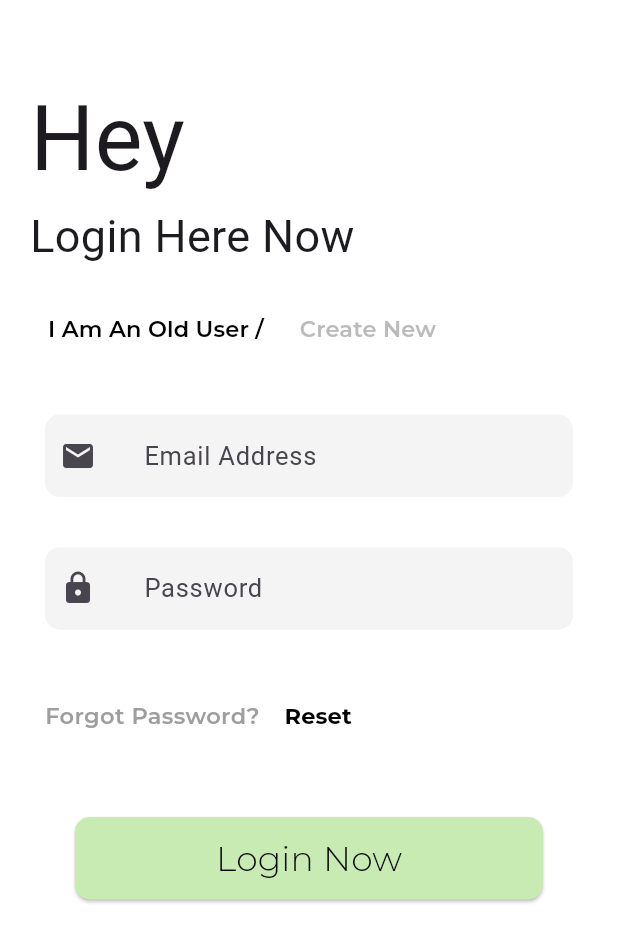
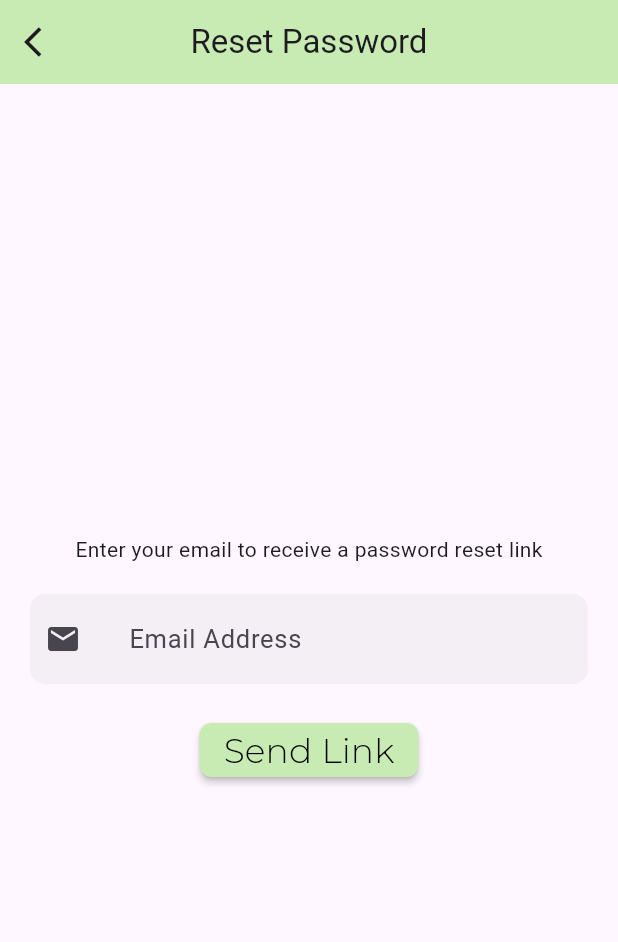
Before and after one commit to ianshaloom/firebase-auth-services-app, a Flutter app: the screen it shows after launch, after a tap on "Reset", on a phone screen of 412 x 824 dp. Shown: the top 942 px of the screen. Run offline on Flutter 3.47's test engine with Material 2 defaults, Android fonts, the phone set to English and light mode, and no system bars; our stand-ins replace firebase_auth, firebase_core, google_fonts; accounts and stored records are empty; Roboto replaces fonts that are missing (Marcellus).

Commit message:
Password reset page and additional theming

```diff
--- a/lib/main.dart
+++ b/lib/main.dart
@@ -1,9 +1,9 @@
-import 'package:authapp/pages/homepage/widgets/homepage.dart';
 import 'package:firebase_auth/firebase_auth.dart';
 import 'package:firebase_core/firebase_core.dart';
 import 'package:flutter/material.dart';
 
 import 'model/routes.dart';
+import 'pages/homepage/widgets/homepage.dart';
 import 'pages/mainpage/main_page.dart';
 
 void main() async {
@@ -20,6 +20,10 @@ void main() async {
       theme: ThemeData(
         colorScheme: ColorScheme.fromSeed(seedColor: Colors.deepPurple),
         useMaterial3: true,
+        appBarTheme: const AppBarTheme(
+          backgroundColor: Color.fromARGB(255, 199, 235, 179),
+          centerTitle: true
+        ),
       ),
       home: StreamBuilder<User?>(
           stream: FirebaseAuth.instance.authStateChanges(),
--- a/lib/model/routes.dart
+++ b/lib/model/routes.dart
@@ -2,11 +2,12 @@ import 'package:flutter/widgets.dart';
 
 import '../pages/homepage/widgets/homepage.dart';
 import '../pages/mainpage/main_page.dart';
+import '../pages/reset_password_page/reset_password_page.dart';
 import '../pages/verify_email_page/verify_email_page.dart';
 
 Map<String, Widget Function(BuildContext)> routess = <String, WidgetBuilder>{
   '/home_page/': (context) => const HomePage(),
   '/main_page/': (context) => const MainPage(),
-  //'/reset_password_page/': (context) => const ProfilePage(),
+  '/reset_password_page/': (context) => const PasswordResetPage(),
   '/verify_email_page/': (context) => const VerifiedPage(),
 };
--- a/lib/pages/homepage/widgets/homepage.dart
+++ b/lib/pages/homepage/widgets/homepage.dart
@@ -3,7 +3,6 @@ import 'package:flutter/material.dart';
 import 'package:google_fonts/google_fonts.dart';
 
 import '../../../components/utils.dart';
-import '../../mainpage/main_page.dart';
 
 class HomePage extends StatefulWidget {
   const HomePage({
@@ -72,7 +71,7 @@ class _HomePageState extends State<HomePage> {
                 'sign out',
                 style: GoogleFonts.poppins(
                   fontSize: 15,
-                  fontWeight: FontWeight.w300,
+                  fontWeight: FontWeight.w400,
                 ),
               ),
             ),
--- a/lib/pages/mainpage/main_page.dart
+++ b/lib/pages/mainpage/main_page.dart
@@ -1,12 +1,10 @@
 import 'package:authapp/model/validate_password.dart';
 import 'package:firebase_auth/firebase_auth.dart';
-import 'package:flutter/cupertino.dart';
 import 'package:flutter/material.dart';
 import 'package:google_fonts/google_fonts.dart';
 
 import '../../components/utils.dart';
 import '../../model/validate_email.dart';
-import '../homepage/widgets/homepage.dart';
 import 'widgets/login_widget.dart';
 import 'widgets/signup_widget.dart';
 
@@ -106,7 +104,7 @@ class _MainPageState extends State<MainPage> {
                         setSignupPage();
                       },
                       child: Text(
-                        'Create New',
+                        "I'm New Here",
                         style: GoogleFonts.montserrat(
                           color: _pageIndex == 1
                               ? Colors.black
@@ -128,6 +126,7 @@ class _MainPageState extends State<MainPage> {
                   children: [
                     LoginWidget(
                       onPressed: signIn,
+                      passwordReset: navigateToPasswordReset,
                     ),
                     SignupWidget(
                       onPressed: createNewUser,
@@ -349,11 +348,18 @@ class _MainPageState extends State<MainPage> {
   // Navigations
   void navigateToHomePage() {
     Navigator.of(context).pop();
-    Navigator.of(context).pushReplacementNamed('/home_page/');
+    Navigator.of(context).pushNamedAndRemoveUntil(
+      '/home_page/',
+      (route) => false,
+    );
   }
 
   void navigateToEmailVerification() {
     Navigator.of(context).pop();
-    Navigator.of(context).pushReplacementNamed('/verify_email_page/');
+    Navigator.of(context).pushNamed('/verify_email_page/');
+  }
+
+  void navigateToPasswordReset() {
+    Navigator.of(context).pushNamed('/reset_password_page/');
   }
 }
--- a/lib/pages/mainpage/widgets/login_widget.dart
+++ b/lib/pages/mainpage/widgets/login_widget.dart
@@ -5,11 +5,13 @@ class LoginWidget extends StatelessWidget {
   LoginWidget({
     super.key,
     required this.onPressed,
+    required this.passwordReset,
   });
 
   final emailControlller = TextEditingController();
   final passwordController = TextEditingController();
   final Function onPressed;
+  final Function passwordReset;
 
   void signInUser() {
     final email = emailControlller.text.trim();
@@ -115,7 +117,7 @@ class LoginWidget extends StatelessWidget {
                     ),
                   ),
                   TextButton(
-                    onPressed: () {},
+                    onPressed: () => passwordReset(),
                     child: Text(
                       'Reset',
                       style: GoogleFonts.montserrat(
--- a/lib/pages/reset_password_page/reset_password_page.dart
+++ b/lib/pages/reset_password_page/reset_password_page.dart
@@ -0,0 +1,122 @@
+import 'package:firebase_auth/firebase_auth.dart';
+import 'package:flutter/material.dart';
+import 'package:google_fonts/google_fonts.dart';
+
+import '../../components/utils.dart';
+
+class PasswordResetPage extends StatefulWidget {
+  const PasswordResetPage({super.key});
+
+  @override
+  State<PasswordResetPage> createState() => _PasswordResetPageState();
+}
+
+class _PasswordResetPageState extends State<PasswordResetPage> {
+  final _emailControlller = TextEditingController();
+
+  Future resetPassword() async {
+    showDialog(
+      context: context,
+      barrierDismissible: false,
+      builder: (context) => WillPopScope(
+        onWillPop: () async => false,
+        child: Dialog(
+          child: Container(
+            padding: const EdgeInsets.all(16.0),
+            child: const Row(
+              children: [
+                CircularProgressIndicator(),
+                SizedBox(width: 16.0),
+                Text('Sending password reset link...'),
+              ],
+            ),
+          ),
+        ),
+      ),
+    );
+
+    try {
+      await FirebaseAuth.instance
+          .sendPasswordResetEmail(email: _emailControlller.text.trim());
+      navigateToMainPage();
+    } on FirebaseAuthException catch (e) {
+      Navigator.of(context).pop(); // Close the dialog
+      Utils.showSnackBar(context, e.code.toString());
+      return;
+    }
+  }
+
+  void navigateToMainPage() {
+    Navigator.of(context).popUntil((route) => route.isFirst);
+  }
+
+  @override
+  void dispose() {
+    _emailControlller.dispose();
+    super.dispose();
+  }
+
+  @override
+  Widget build(BuildContext context) {
+    return Scaffold(
+      appBar: AppBar(
+        title: const Text('Reset Password'),
+        leading: IconButton(
+          onPressed: () => Navigator.of(context).pop(),
+          icon: const Icon(Icons.arrow_back_ios),
+        ),
+      ),
+      body: Column(
+        mainAxisAlignment: MainAxisAlignment.center,
+        children: [
+          const Center(
+            child: Text(
+              'Enter your email to receive a password reset link',
+            ),
+          ),
+          Container(
+            alignment: Alignment.center,
+            padding: const EdgeInsets.only(left: 10),
+            margin: const EdgeInsetsDirectional.all(20),
+            height: 60,
+            decoration: BoxDecoration(
+              color: const Color.fromARGB(120, 231, 231, 231),
+              borderRadius: BorderRadius.circular(10.0),
+            ),
+            child: TextField(
+              controller: _emailControlller,
+              textInputAction: TextInputAction.next,
+              enableSuggestions: false,
+              autocorrect: false,
+              keyboardType: TextInputType.emailAddress,
+              style: const TextStyle(
+                fontSize: 17,
+              ),
+              decoration: const InputDecoration(
+                border: InputBorder.none,
+                hintText: 'Email Address',
+                icon: Icon(Icons.email),
+                contentPadding:
+                    EdgeInsets.symmetric(horizontal: 16.0, vertical: 12.0),
+              ),
+            ),
+          ),
+          MaterialButton(
+            onPressed: resetPassword,
+            shape:
+                RoundedRectangleBorder(borderRadius: BorderRadius.circular(8)),
+            color: const Color.fromARGB(255, 199, 235, 179),
+            child: Text(
+              'Send Link',
+              style: GoogleFonts.montserrat(
+                fontSize: 23,
+                fontWeight: FontWeight.w300,
+                color: Colors.black,
+              ),
+            ),
+          )
+        ],
+      ),
+    );
+  }
+}
```
Also changed, not shown: lib/pages/verify_email_page/verify_email_page.dart (+29 -27 lines).
